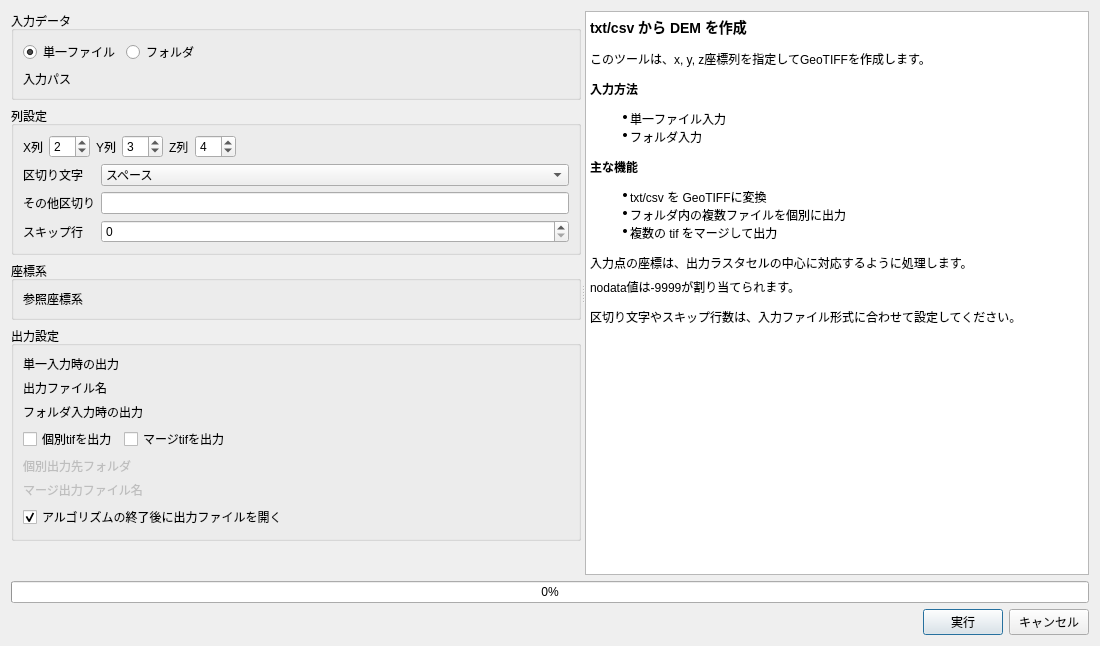
Old version of the form txt_2_tif_dem_builder_dialog_base.ui in the repository Mizuki011124/txt_2_tif_dem_builder.
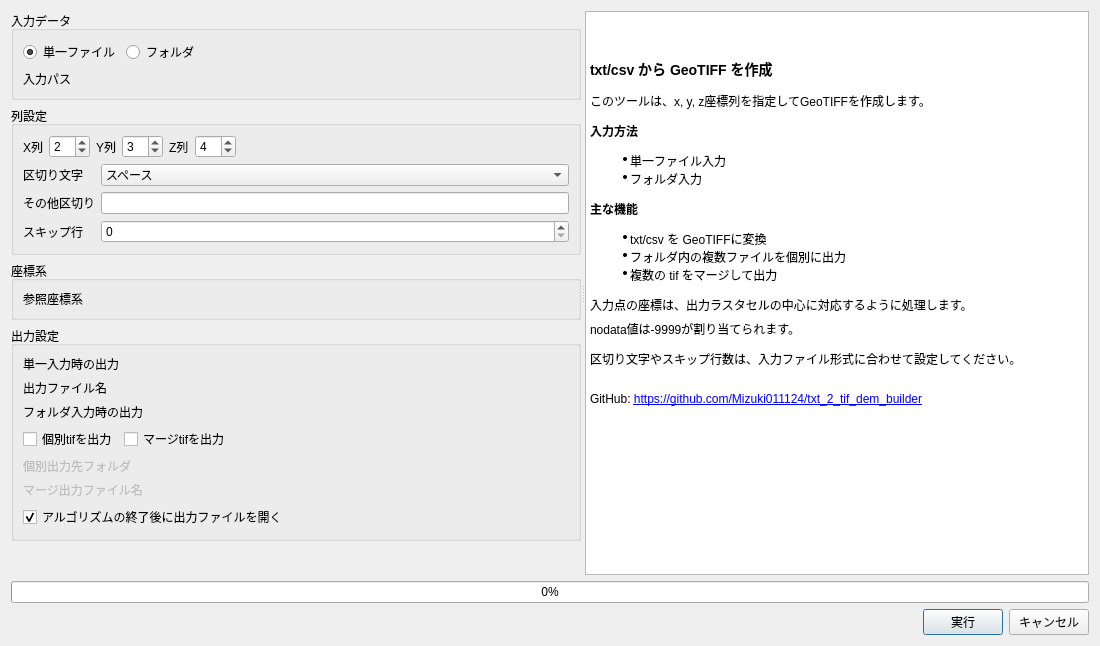
New version of the form. Custom widgets are drawn as their Qt base class.

Commit message: UIの説明文変更

```diff
--- a/txt_2_tif_dem_builder_dialog_base.ui
+++ b/txt_2_tif_dem_builder_dialog_base.ui
@@ -417,21 +417,23 @@
         <widget class="QTextBrowser" name="textBrowserHelp">
          <property name="html">
           <string>&lt;!DOCTYPE HTML PUBLIC "-//W3C//DTD HTML 4.0//EN" "http://www.w3.org/TR/REC-html40/strict.dtd"&gt;
-&lt;html&gt;&lt;head&gt;&lt;meta name="qrichtext" content="1" /&gt;&lt;style type="text/css"&gt;
-p, li { white-space: pre-wrap; }
-&lt;/style&gt;&lt;/head&gt;&lt;body style=" font-family:'MS UI Gothic'; font-size:9.216pt; font-weight:400; font-style:normal;"&gt;
-&lt;h3 style=" margin-top:14px; margin-bottom:12px; margin-left:0px; margin-right:0px; -qt-block-indent:0; text-indent:0px;"&gt;&lt;span style=" font-size:large; font-weight:600;"&gt;txt/csv から DEM を作成&lt;/span&gt;&lt;/h3&gt;
-&lt;p style=" margin-top:12px; margin-bottom:12px; margin-left:0px; margin-right:0px; -qt-block-indent:0; text-indent:0px;"&gt;このツールは、x, y, z座標列を指定してGeoTIFFを作成します。&lt;/p&gt;
-&lt;p style=" margin-top:12px; margin-bottom:12px; margin-left:0px; margin-right:0px; -qt-block-indent:0; text-indent:0px;"&gt;&lt;span style=" font-weight:600;"&gt;入力方法&lt;/span&gt;&lt;/p&gt;
-&lt;ul style="margin-top: 0px; margin-bottom: 0px; margin-left: 0px; margin-right: 0px; -qt-list-indent: 1;"&gt;&lt;li style=" margin-top:12px; margin-bottom:0px; margin-left:0px; margin-right:0px; -qt-block-indent:0; text-indent:0px;"&gt;単一ファイル入力&lt;/li&gt;
-&lt;li style=" margin-top:0px; margin-bottom:12px; margin-left:0px; margin-right:0px; -qt-block-indent:0; text-indent:0px;"&gt;フォルダ入力&lt;/li&gt;&lt;/ul&gt;
-&lt;p style=" margin-top:12px; margin-bottom:12px; margin-left:0px; margin-right:0px; -qt-block-indent:0; text-indent:0px;"&gt;&lt;span style=" font-weight:600;"&gt;主な機能&lt;/span&gt;&lt;/p&gt;
-&lt;ul style="margin-top: 0px; margin-bottom: 0px; margin-left: 0px; margin-right: 0px; -qt-list-indent: 1;"&gt;&lt;li style=" margin-top:12px; margin-bottom:0px; margin-left:0px; margin-right:0px; -qt-block-indent:0; text-indent:0px;"&gt;txt/csv を GeoTIFFに変換&lt;/li&gt;
-&lt;li style=" margin-top:0px; margin-bottom:0px; margin-left:0px; margin-right:0px; -qt-block-indent:0; text-indent:0px;"&gt;フォルダ内の複数ファイルを個別に出力&lt;/li&gt;
-&lt;li style=" margin-top:0px; margin-bottom:12px; margin-left:0px; margin-right:0px; -qt-block-indent:0; text-indent:0px;"&gt;複数の tif をマージして出力&lt;/li&gt;&lt;/ul&gt;
-&lt;p style=" margin-top:12px; margin-bottom:6px; margin-left:0px; margin-right:0px; -qt-block-indent:0; text-indent:0px;"&gt;入力点の座標は、出力ラスタセルの中心に対応するように処理します。&lt;/p&gt;
-&lt;p style=" margin-top:6px; margin-bottom:12px; margin-left:0px; margin-right:0px; -qt-block-indent:0; text-indent:0px;"&gt;nodata値は-9999が割り当てられます。&lt;/p&gt;
-&lt;p style=" margin-top:12px; margin-bottom:12px; margin-left:0px; margin-right:0px; -qt-block-indent:0; text-indent:0px;"&gt;区切り文字やスキップ行数は、入力ファイル形式に合わせて設定してください。&lt;/p&gt;&lt;/body&gt;&lt;/html&gt;</string>
+              &lt;html&gt;&lt;head&gt;&lt;meta name="qrichtext" content="1" /&gt;&lt;style type="text/css"&gt;
+              p, li { white-space: pre-wrap; }
+              &lt;/style&gt;&lt;/head&gt;&lt;body style=" font-family:'MS UI Gothic'; font-size:9.216pt; font-weight:400; font-style:normal;"&gt;
+              &lt;h3 style=" margin-top:14px; margin-bottom:12px; margin-left:0px; margin-right:0px; -qt-block-indent:0; text-indent:0px;"&gt;&lt;span style=" font-size:large; font-weight:600;"&gt;txt/csv から GeoTIFF を作成&lt;/span&gt;&lt;/h3&gt;
+              &lt;p style=" margin-top:12px; margin-bottom:12px; margin-left:0px; margin-right:0px; -qt-block-indent:0; text-indent:0px;"&gt;このツールは、x, y, z座標列を指定してGeoTIFFを作成します。&lt;/p&gt;
+              &lt;p style=" margin-top:12px; margin-bottom:12px; margin-left:0px; margin-right:0px; -qt-block-indent:0; text-indent:0px;"&gt;&lt;span style=" font-weight:600;"&gt;入力方法&lt;/span&gt;&lt;/p&gt;
+              &lt;ul style="margin-top: 0px; margin-bottom: 0px; margin-left: 0px; margin-right: 0px; -qt-list-indent: 1;"&gt;&lt;li style=" margin-top:12px; margin-bottom:0px; margin-left:0px; margin-right:0px; -qt-block-indent:0; text-indent:0px;"&gt;単一ファイル入力&lt;/li&gt;
+              &lt;li style=" margin-top:0px; margin-bottom:12px; margin-left:0px; margin-right:0px; -qt-block-indent:0; text-indent:0px;"&gt;フォルダ入力&lt;/li&gt;&lt;/ul&gt;
+              &lt;p style=" margin-top:12px; margin-bottom:12px; margin-left:0px; margin-right:0px; -qt-block-indent:0; text-indent:0px;"&gt;&lt;span style=" font-weight:600;"&gt;主な機能&lt;/span&gt;&lt;/p&gt;
+              &lt;ul style="margin-top: 0px; margin-bottom: 0px; margin-left: 0px; margin-right: 0px; -qt-list-indent: 1;"&gt;&lt;li style=" margin-top:12px; margin-bottom:0px; margin-left:0px; margin-right:0px; -qt-block-indent:0; text-indent:0px;"&gt;txt/csv を GeoTIFFに変換&lt;/li&gt;
+              &lt;li style=" margin-top:0px; margin-bottom:0px; margin-left:0px; margin-right:0px; -qt-block-indent:0; text-indent:0px;"&gt;フォルダ内の複数ファイルを個別に出力&lt;/li&gt;
+              &lt;li style=" margin-top:0px; margin-bottom:12px; margin-left:0px; margin-right:0px; -qt-block-indent:0; text-indent:0px;"&gt;複数の tif をマージして出力&lt;/li&gt;&lt;/ul&gt;
+              &lt;p style=" margin-top:12px; margin-bottom:6px; margin-left:0px; margin-right:0px; -qt-block-indent:0; text-indent:0px;"&gt;入力点の座標は、出力ラスタセルの中心に対応するように処理します。&lt;/p&gt;
+              &lt;p style=" margin-top:6px; margin-bottom:12px; margin-left:0px; margin-right:0px; -qt-block-indent:0; text-indent:0px;"&gt;nodata値は-9999が割り当てられます。&lt;/p&gt;
+              &lt;p style=" margin-top:12px; margin-bottom:12px; margin-left:0px; margin-right:0px; -qt-block-indent:0; text-indent:0px;"&gt;区切り文字やスキップ行数は、入力ファイル形式に合わせて設定してください。&lt;/p&gt;
+              &lt;p style=" margin-top:24px; margin-bottom:12px; margin-left:0px; margin-right:0px; -qt-block-indent:0; text-indent:0px;"&gt;GitHub: &lt;a href="https://github.com/Mizuki011124/txt_2_tif_dem_builder"&gt;https://github.com/Mizuki011124/txt_2_tif_dem_builder&lt;/a&gt;&lt;/p&gt;
+              &lt;/body&gt;&lt;/html&gt;</string>
          </property>
          <property name="openExternalLinks">
           <bool>true</bool>
```
Lines whose indentation alone changed are shown as unchanged.
